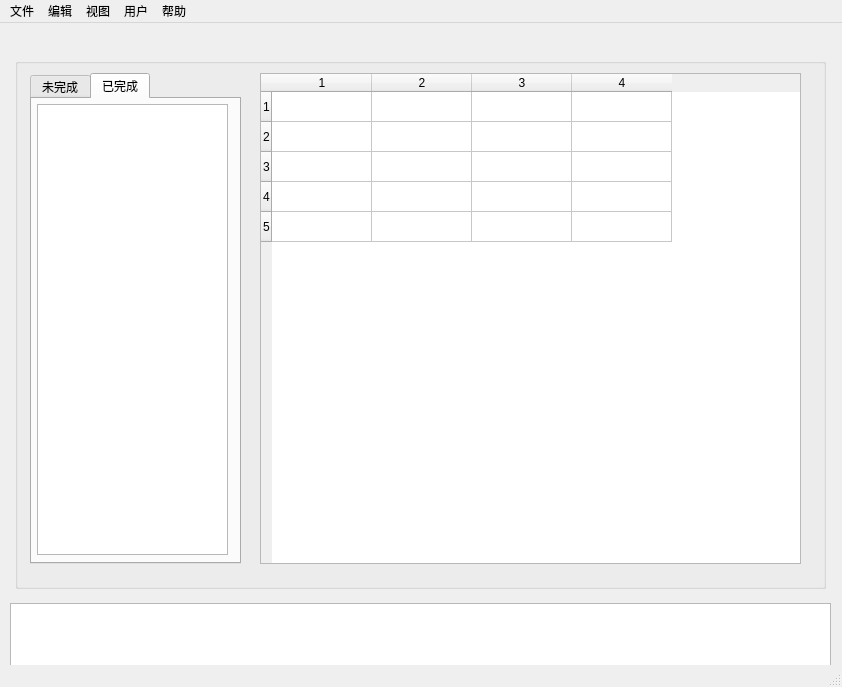
Before: the Qt Designer form web_crawler/gui/mainwindow.ui in labinxu/code, drawn with Qt 5.
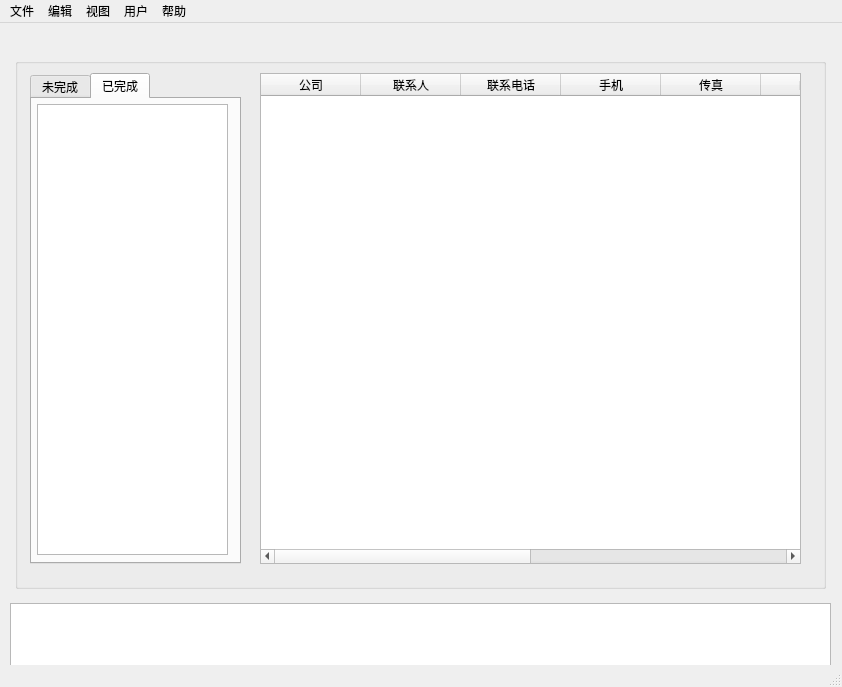
After: the same form once the commit is applied.

The edit to the form file:
```diff
--- a/web_crawler/gui/mainwindow.ui
+++ b/web_crawler/gui/mainwindow.ui
@@ -93,23 +93,56 @@
             <bool>false</bool>
            </property>
            <property name="rowCount">
-            <number>5</number>
+            <number>0</number>
            </property>
            <property name="columnCount">
-            <number>4</number>
+            <number>10</number>
            </property>
-           <row>
+           <column>
             <property name="text">
-             <string>1</string>
+             <string>公司</string>
             </property>
-           </row>
-           <row/>
-           <row/>
-           <row/>
-           <row/>
-           <column/>
-           <column/>
-           <column/>
+           </column>
+           <column>
+            <property name="text">
+             <string>联系人</string>
+            </property>
+           </column>
+           <column>
+            <property name="text">
+             <string>联系电话</string>
+            </property>
+           </column>
+           <column>
+            <property name="text">
+             <string>手机</string>
+            </property>
+           </column>
+           <column>
+            <property name="text">
+             <string>传真</string>
+            </property>
+           </column>
+           <column>
+            <property name="text">
+             <string>邮编</string>
+            </property>
+           </column>
+           <column>
+            <property name="text">
+             <string>公司主页</string>
+            </property>
+           </column>
+           <column>
+            <property name="text">
+             <string>公司地址</string>
+            </property>
+           </column>
+           <column>
+            <property name="text">
+             <string>备注</string>
+            </property>
+           </column>
            <column/>
           </widget>
          </item>
```
Left out of the diff: 2 changed lines with no effect on the pictures.
